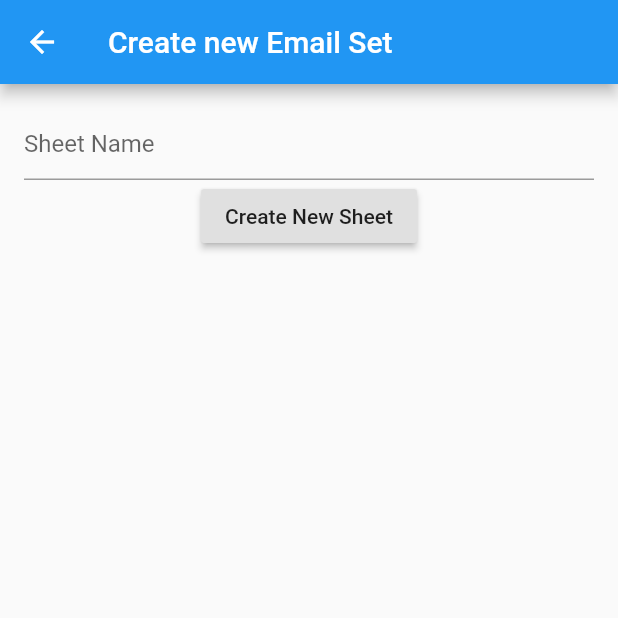
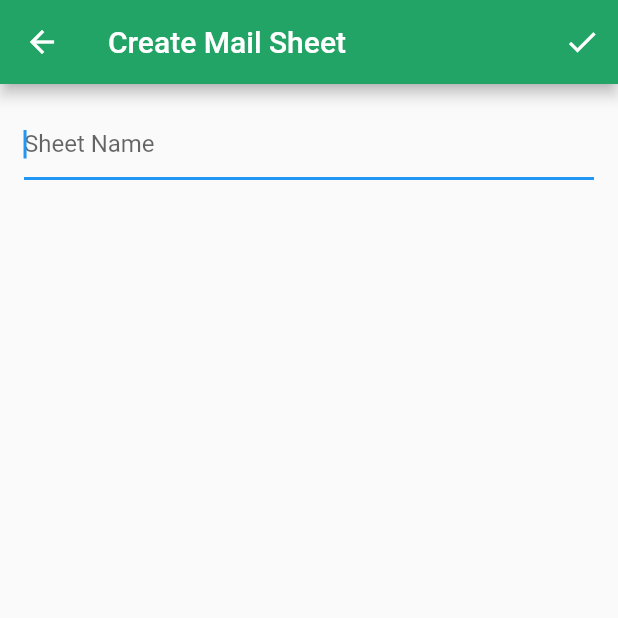
Before and after one commit to Adarsh0603/Bulk-Mailer, a Flutter app: the CreateSheet screen opened by its route, on a phone screen of 412 x 824 dp, the top half of it. Run offline on Flutter 3.47's test engine with Material 2 defaults, Android fonts, the phone set to English and light mode, and no system bars; our stand-ins replace cloud_firestore, firebase_auth, firebase_core, google_sign_in; missing offline and left inert: flutter_email_sender; accounts and stored records are empty.

Commit message:
Sheets View and CreateSheet UI Update

```diff
--- a/lib/constants.dart
+++ b/lib/constants.dart
@@ -4,3 +4,4 @@ const kSheetNameInputDecoration = InputDecoration(
   hintText: 'Sheet Name',
 );
 const kSnackBarTextStyle = TextStyle(color: Colors.white);
+const kPrimaryColor = Color(0xff21A465);
--- a/lib/main.dart
+++ b/lib/main.dart
@@ -1,3 +1,4 @@
+import 'package:bulk_mailer/constants.dart';
 import 'package:bulk_mailer/data/auth.dart';
 import 'package:bulk_mailer/data/sheets.dart';
 import 'package:bulk_mailer/screens/create_sheet.dart';
@@ -30,6 +31,8 @@ class BulkMailer extends StatelessWidget {
       child: MaterialApp(
         debugShowCheckedModeBanner: false,
         title: 'BulkMailer',
+        theme:
+            ThemeData(primaryColor: kPrimaryColor, accentColor: kPrimaryColor),
         home: FutureBuilder(
           future: _initialization,
           builder: (BuildContext context, AsyncSnapshot<dynamic> snapshot) =>
--- a/lib/screens/create_sheet.dart
+++ b/lib/screens/create_sheet.dart
@@ -25,11 +25,13 @@ class _CreateSheetState extends State<CreateSheet> {
 
     bool result = await sheets.createSheet(sheetName);
     Navigator.of(context, rootNavigator: true).pop();
+    if (result) {
+      await sheets.getSheets();
+      Navigator.of(context).pop();
+    }
+
     Scaffold.of(ctx).showSnackBar(SnackBar(
-      content: Text(
-          result
-              ? '$sheetName created successfully'
-              : 'Sheet with this name already exists',
+      content: Text('Sheet with this name already exists',
           style: kSnackBarTextStyle),
     ));
   }
@@ -38,13 +40,24 @@ class _CreateSheetState extends State<CreateSheet> {
   Widget build(BuildContext context) {
     return Scaffold(
       appBar: AppBar(
-        title: Text('Create new Email Set'),
+        title: Text('Create Mail Sheet'),
+        actions: [
+          Builder(
+            builder: (context) => IconButton(
+              icon: Icon(Icons.done),
+              onPressed: () async {
+                await createNewSheet(context);
+              },
+            ),
+          )
+        ],
       ),
       body: Padding(
         padding: const EdgeInsets.all(16.0),
         child: Column(
           children: [
             TextField(
+              autofocus: true,
               decoration: kSheetNameInputDecoration,
               onChanged: (value) {
                 setState(() {
@@ -52,14 +65,6 @@ class _CreateSheetState extends State<CreateSheet> {
                 });
               },
             ),
-            Builder(
-              builder: (BuildContext context) => RaisedButton(
-                child: Text('Create New Sheet'),
-                onPressed: () async {
-                  await createNewSheet(context);
-                },
-              ),
-            ),
           ],
         ),
       ),
--- a/lib/widgets/nav_drawer.dart
+++ b/lib/widgets/nav_drawer.dart
@@ -19,7 +19,7 @@ class NavDrawer extends StatelessWidget {
             ),
           ),
           ListTile(
-            title: Text('Create New Email Set'),
+            title: Text('Create Mail Sheet'),
             onTap: () {
               Navigator.pop(context);
               Navigator.pushNamed(context, CreateSheet.routeName);
```
Also changed, not shown: lib/screens/home_screen.dart (+13 -5 lines), lib/widgets/sheet_item.dart (+34 -9 lines).
